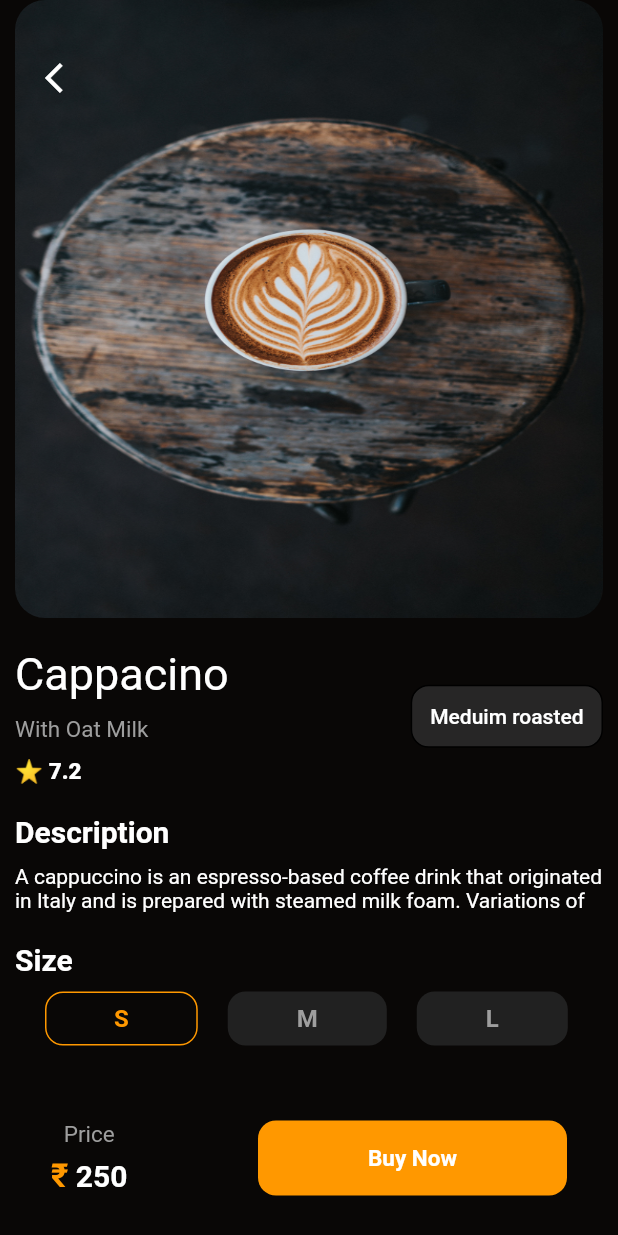
After one commit to Ronalmano/coffeeappui, a Flutter app: the CoffeeDetail screen opened directly, on a phone screen of 412 x 824 dp. The commit adds this screen. Run offline on Flutter 3.47's test engine with Material 2 defaults, Android fonts, the phone set to English and light mode, and no system bars; our stand-ins replace flutter_tabler_icons, google_fonts.

Commit message:
Details page added

```diff
--- /dev/null
+++ b/lib/pages/details_page.dart
@@ -0,0 +1,251 @@
+import 'package:flutter/material.dart';
+
+class CoffeeDetail extends StatefulWidget {
+  String image;
+  String price;
+  String name;
+  CoffeeDetail({
+    super.key,
+    required this.image,
+    required this.name,
+    required this.price,
+  });
+
+  @override
+  State<CoffeeDetail> createState() => _CoffeeDetailState();
+}
+
+class _CoffeeDetailState extends State<CoffeeDetail> {
+  int selectedIndex = 0;
+  List<String> size = [
+    'S',
+    'M',
+    'L',
+  ];
+  @override
+  Widget build(BuildContext context) {
+    return Scaffold(
+      backgroundColor: const Color(0xff090706),
+      body: Padding(
+        padding: const EdgeInsets.symmetric(horizontal: 10.0),
+        child: Column(
+          crossAxisAlignment: CrossAxisAlignment.start,
+          children: [
+            Container(
+              padding: const EdgeInsets.symmetric(horizontal: 20, vertical: 40),
+              height: MediaQuery.of(context).size.height / 2,
+              width: MediaQuery.of(context).size.width,
+              decoration: BoxDecoration(
+                borderRadius: BorderRadius.circular(20),
+                image: DecorationImage(
+                  fit: BoxFit.fill,
+                  image: AssetImage(widget.image),
+                ),
+              ),
+              child: Column(
+                crossAxisAlignment: CrossAxisAlignment.start,
+                children: [
+                  GestureDetector(
+                    onTap: () {
+                      Navigator.pop(context);
+                    },
+                    child: const Icon(
+                      Icons.arrow_back_ios,
+                      color: Colors.white,
+                      // size: 100,
+                    ),
+                  ),
+                ],
+              ),
+            ),
+            const SizedBox(
+              height: 20,
+            ),
+            Container(
+              // padding: EdgeInsets.all(20),
+              // height: 100,
+              width: MediaQuery.of(context).size.width,
+              color: const Color(0xff090706).withOpacity(0.1),
+              child: Row(
+                mainAxisAlignment: MainAxisAlignment.spaceBetween,
+                children: [
+                  Column(
+                    crossAxisAlignment: CrossAxisAlignment.start,
+                    children: [
+                      Text(
+                        widget.name,
+                        style: const TextStyle(fontSize: 30),
+                      ),
+                      const SizedBox(
+                        height: 10,
+                      ),
+                      const Text(
+                        "With Oat Milk",
+                        style: TextStyle(fontSize: 15, color: Colors.grey),
+                      ),
+                      const SizedBox(
+                        height: 10,
+                      ),
+                      const Text(
+                        "⭐ 7.2",
+                        style: TextStyle(
+                            fontSize: 15,
+                            color: Colors.white,
+                            fontWeight: FontWeight.w800),
+                      ),
+                    ],
+                  ),
+                  Container(
+                    padding: const EdgeInsets.all(12),
+                    decoration: BoxDecoration(
+                      border: Border.all(),
+                      borderRadius: BorderRadius.circular(12),
+                      color: const Color.fromARGB(255, 39, 38, 38),
+                    ),
+                    child: const Text(
+                      "Meduim roasted",
+                      style: TextStyle(fontWeight: FontWeight.w500),
+                    ),
+                  ),
+                ],
+              ),
+            ),
+            const SizedBox(
+              height: 20,
+            ),
+            const Text(
+              "Description",
+              style: TextStyle(
+                fontSize: 20,
+                fontWeight: FontWeight.w600,
+              ),
+            ),
+            const SizedBox(
+              height: 10,
+            ),
+            const Text(
+              "A cappuccino is an espresso-based coffee drink that originated in Italy and is prepared with steamed milk foam. Variations of the drink involve the use of cream instead of milk, using non-dairy milk substitutes and flavoring with cinnamon or chocolate powder.",
+              maxLines: 2,
+            ),
+            const SizedBox(
+              height: 20,
+            ),
+            const Text(
+              "Size",
+              style: TextStyle(
+                fontSize: 20,
+                fontWeight: FontWeight.w600,
+              ),
+            ),
+            const SizedBox(
+              height: 10,
+            ),
+            SizedBox(
+              height: 36,
+              child: ListView.builder(
+                  scrollDirection: Axis.horizontal,
+                  itemCount: size.length,
+                  itemBuilder: (context, index) {
+                    return InkWell(
+                      onTap: () {
+                        setState(() {
+                          selectedIndex = index;
+                        });
+                      },
+                      child: Container(
+                        alignment: Alignment.center,
+                        margin: EdgeInsets.only(left: 20),
+                        padding:
+                            EdgeInsets.symmetric(horizontal: 45, vertical: 5),
+                        decoration: BoxDecoration(
+                          border: Border.all(
+                              color: (index == selectedIndex)
+                                  ? Colors.orange
+                                  : Colors.transparent),
+                          borderRadius: BorderRadius.circular(12),
+                          color: (index == selectedIndex)
+                              ? Colors.transparent
+                              : Colors.grey[900],
+                        ),
+                        child: Text(
+                          size[index],
+                          style: TextStyle(
+                            fontWeight: FontWeight.w600,
+                            fontSize: 16,
+                            color: (index == selectedIndex)
+                                ? Colors.orange
+                                : Colors.grey,
+                          ),
+                        ),
+                      ),
+                    );
+                  }),
+            ),
+            const SizedBox(
+              height: 50,
+            ),
+            Padding(
+              padding: const EdgeInsets.symmetric(horizontal: 24.0),
+              child: Row(
+                mainAxisAlignment: MainAxisAlignment.spaceBetween,
+                children: [
+                  Column(
+                    children: [
+                      const Text(
+                        "Price",
+                        style: TextStyle(
+                          fontSize: 15,
+                          color: Colors.grey,
+                        ),
+                      ),
+                      const SizedBox(
+                        height: 6,
+                      ),
+                      Row(
+                        children: const [
+                          Text(
+                            "\₹",
+                            style: TextStyle(
+                                color: Colors.orange,
+                                fontSize: 22,
+                                fontWeight: FontWeight.w700),
+                          ),
+                          Text(
+                            " 250",
+                            style: TextStyle(
+                                color: Colors.white,
+                                fontSize: 20,
+                                fontWeight: FontWeight.w600),
+                          ),
+                        ],
+                      ),
+                    ],
+                  ),
+                  Container(
+                    padding: const EdgeInsets.all(10),
+                    height: 50,
+                    width: MediaQuery.of(context).size.width / 2,
+                    decoration: BoxDecoration(
+                      borderRadius: BorderRadius.circular(12),
+                      color: Colors.orange,
+                    ),
+                    child: const Center(
+                      child: Text(
+                        'Buy Now',
+                        style: TextStyle(
+                          fontSize: 15,
+                          color: Colors.white,
+                          fontWeight: FontWeight.w600,
+                        ),
+                      ),
+                    ),
+                  ),
+                ],
+              ),
+            ),
+          ],
+        ),
+      ),
+    );
+  }
+}
--- a/lib/pages/home_page.dart
+++ b/lib/pages/home_page.dart
@@ -1,3 +1,4 @@
+import 'package:coffeeappui/pages/details_page.dart';
 import 'package:coffeeappui/util/coffee_text.dart';
 import 'package:coffeeappui/util/coffee_tile.dart';
 import 'package:flutter/material.dart';
@@ -126,18 +127,50 @@ class _HomePageState extends State<HomePage> {
           Expanded(
             child: ListView(
               scrollDirection: Axis.horizontal,
-              children: const [
-                CoffeeTile(
+              children: [
+                GestureDetector(
+                  onTap: () {},
+                  child: GestureDetector(
+                    onTap: () {
+                      Navigator.push(
+                        context,
+                        MaterialPageRoute(
+                          builder: (context) => CoffeeDetail(
+                            image:
+                                "lib/images/nathan-dumlao-tA90pRfL2gM-unsplash.jpg",
+                            name: "Cappacino",
+                            price: "250",
+                          ),
+                        ),
+                      );
+                    },
+                    child: CoffeeTile(
                       imagePath:
                           "lib/images/nathan-dumlao-c2Y16tC3yO8-unsplash.jpg",
                       amount: '250',
                       coffeeName: "Cappucino",
                     ),
-                CoffeeTile(
+                  ),
+                ),
+                GestureDetector(
+                  onTap: () {
+                    Navigator.push(
+                      context,
+                      MaterialPageRoute(
+                        builder: (context) => CoffeeDetail(
+                          image: "lib/images/latte.jpeg",
+                          name: "Latte",
+                          price: "250",
+                        ),
+                      ),
+                    );
+                  },
+                  child: CoffeeTile(
                     imagePath:
                         "lib/images/nathan-dumlao-tA90pRfL2gM-unsplash.jpg",
                     amount: '350',
                     coffeeName: "Latte",
+                  ),
                 ),
               ],
             ),
```
Lines whose indentation alone changed are shown as unchanged.
